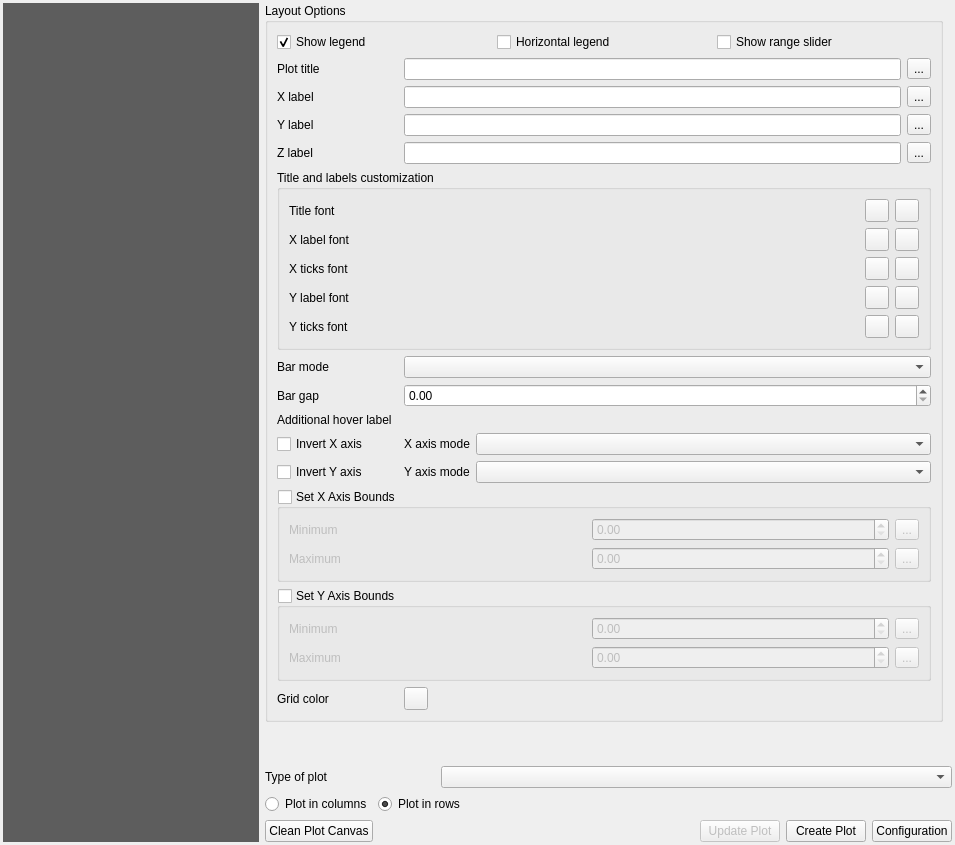
The window that DataPlotly/ui/dataplotly_dockwidget_base.ui (paul-dorsetcouncil/DataPlotly) describes before a commit, drawn with Qt 5.
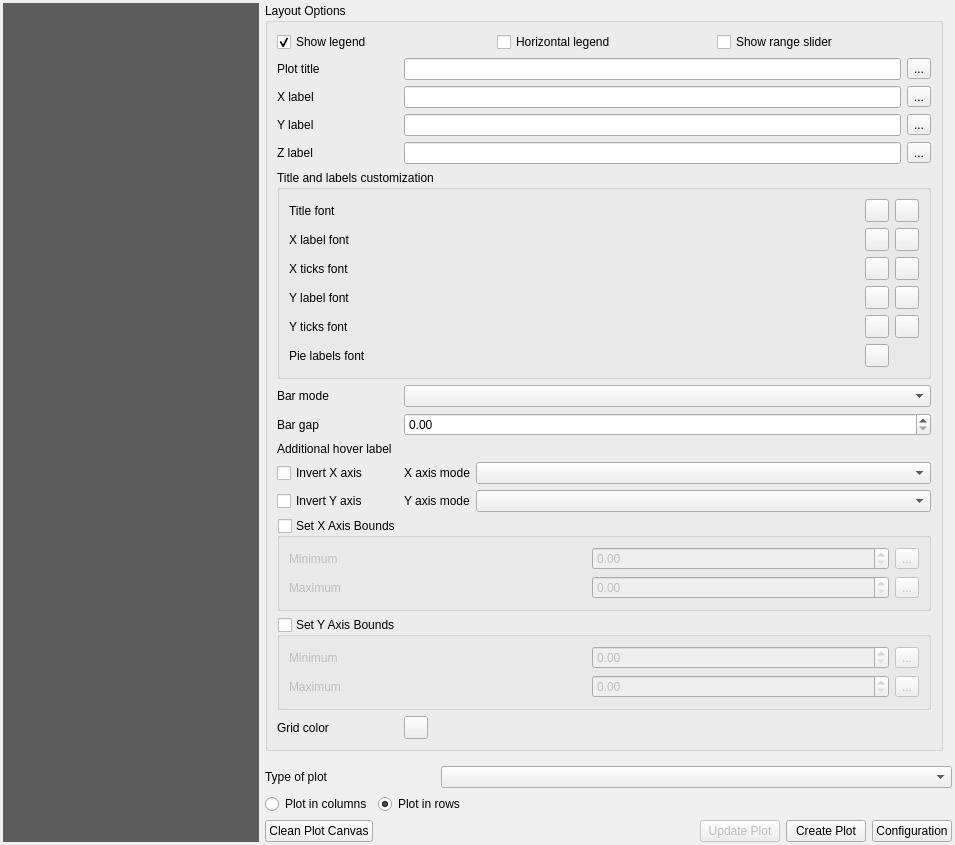
The same window after the commit. The open tabs and pages were chosen to show the change. Custom widgets are drawn as their Qt base class.

Commit message: Added the ability to change the font and font size of labels in pie charts

```diff
--- a/DataPlotly/ui/dataplotly_dockwidget_base.ui
+++ b/DataPlotly/ui/dataplotly_dockwidget_base.ui
@@ -940,8 +940,8 @@
                  <rect>
                   <x>0</x>
                   <y>0</y>
-                  <width>407</width>
-                  <height>845</height>
+                  <width>686</width>
+                  <height>742</height>
                  </rect>
                 </property>
                 <layout class="QGridLayout" name="gridLayout_25" columnstretch="0,0,0">
@@ -1256,7 +1256,7 @@
                       </property>
                      </widget>
                     </item>
-                    <item row="5" column="0" colspan="4">
+                    <item row="6" column="0" colspan="4">
                      <widget class="QgsCollapsibleGroupBox" name="layout_font_sizes">
                       <property name="title">
                        <string>Title and labels customization</string>
@@ -1268,6 +1268,13 @@
                        <bool>true</bool>
                       </property>
                       <layout class="QGridLayout" name="gridLayout_11">
+                       <item row="7" column="0">
+                        <widget class="QLabel" name="font_pielabel_label">
+                         <property name="text">
+                          <string>Pie labels font</string>
+                         </property>
+                        </widget>
+                       </item>
                        <item row="6" column="0">
                         <widget class="QLabel" name="font_yticks_label">
                          <property name="text">
@@ -1334,6 +1341,13 @@
                          </property>
                         </widget>
                        </item>
+                       <item row="7" column="2">
+                        <widget class="QgsFontButton" name="font_pielabel_style">
+                         <property name="mode">
+                          <enum>QgsFontButton::ModeQFont</enum>
+                         </property>
+                        </widget>
+                       </item>
                        <item row="3" column="3">
                         <widget class="QgsColorButton" name="font_xlabel_color"/>
                        </item>
```
Left out of the diff: 2 changed lines with no effect on the pictures. The commit also changes 4 other files.
